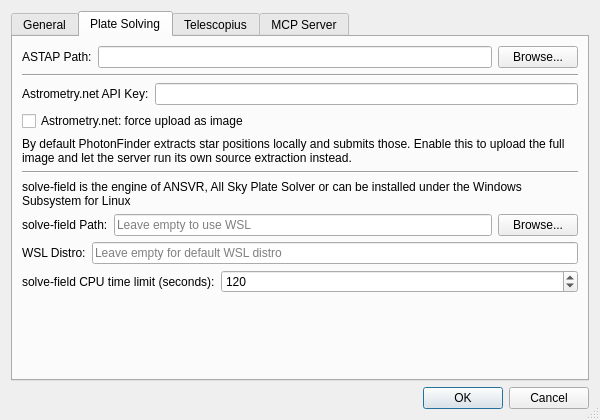
First picture: the form in photonfinder/ui/SettingsDialog.ui, repository bcolyn/PhotonFinder, before the edit.
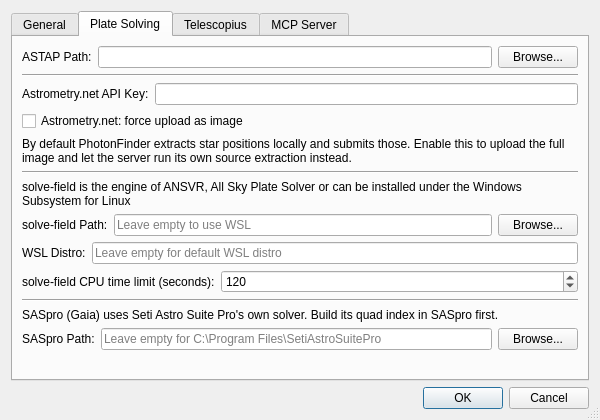
Second picture: the form after the edit. The open tabs and pages were chosen to show the change.

Commit message: SASpro solver: Seti Astro Suite Pro's Gaia DR3 solver as a fourth plate solver, run headless as SetiAstroSuitePro.exe solve --solver gaia on a pixels-only FITS (some headers make its reader fall back and read the image upside down; that output is rejected), seeded from the header or hint and retried blind when the seed fails; its path is a setting, MCP accepts saspro

Patch:
```diff
--- a/photonfinder/ui/SettingsDialog.ui
+++ b/photonfinder/ui/SettingsDialog.ui
@@ -307,6 +307,51 @@
          </item>
         </layout>
        </item>
+       <item>
+        <widget class="Line" name="line_saspro">
+         <property name="orientation">
+          <enum>Qt::Orientation::Horizontal</enum>
+         </property>
+        </widget>
+       </item>
+       <item>
+        <widget class="QLabel" name="saspro_hint_label">
+         <property name="text">
+          <string>SASpro (Gaia) uses Seti Astro Suite Pro's own solver. Build its quad index in SASpro first.</string>
+         </property>
+         <property name="wordWrap">
+          <bool>true</bool>
+         </property>
+        </widget>
+       </item>
+       <item>
+        <layout class="QHBoxLayout" name="saspro_path_layout">
+         <item>
+          <widget class="QLabel" name="saspro_path_label">
+           <property name="text">
+            <string>SASpro Path:</string>
+           </property>
+          </widget>
+         </item>
+         <item>
+          <widget class="QLineEdit" name="saspro_path_edit">
+           <property name="toolTip">
+            <string>Path to SetiAstroSuitePro.exe. Leave empty to use the standard install location.</string>
+           </property>
+           <property name="placeholderText">
+            <string>Leave empty for C:\Program Files\SetiAstroSuitePro</string>
+           </property>
+          </widget>
+         </item>
+         <item>
+          <widget class="QPushButton" name="saspro_browse_button">
+           <property name="text">
+            <string>Browse...</string>
+           </property>
+          </widget>
+         </item>
+        </layout>
+       </item>
        <item>
         <spacer name="platesolver_spacer">
          <property name="orientation">
```
The commit also changes 12 other files.
